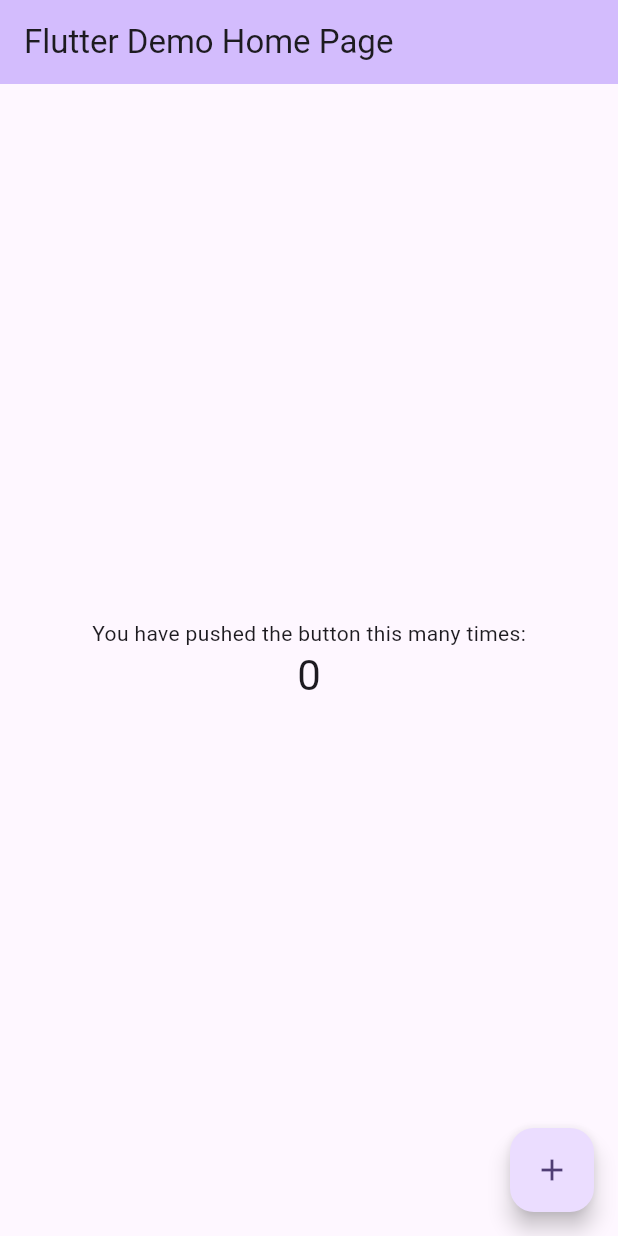
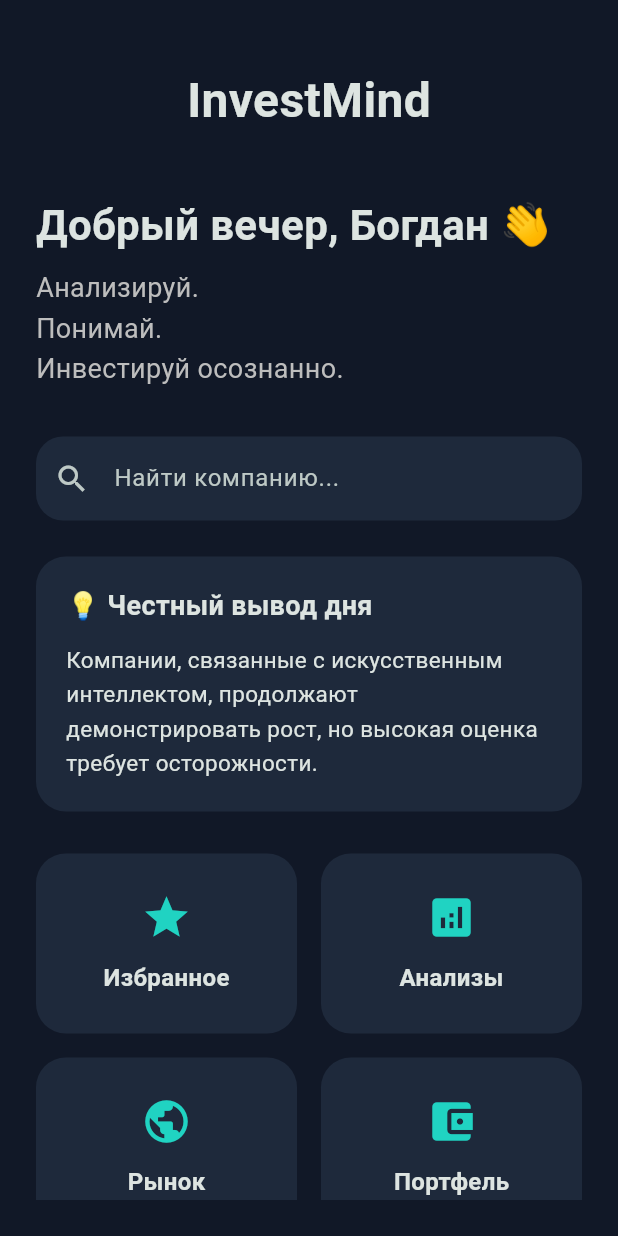
Before and after one commit to bogdanschutskiy72-eng/investmind, a Flutter app: the screen it shows after launch, on a phone screen of 412 x 824 dp. Run offline on Flutter 3.47's test engine with Material 3 defaults, Android fonts, the phone set to English and light mode, and no system bars.

Commit message:
Create new InvestMind home screen

```diff
--- /dev/null
+++ b/lib/app/app.dart
@@ -0,0 +1,23 @@
+import 'package:flutter/material.dart';
+import '../features/home/home_screen.dart';
+
+class InvestMindApp extends StatelessWidget {
+  const InvestMindApp({super.key});
+
+  @override
+  Widget build(BuildContext context) {
+    return MaterialApp(
+      debugShowCheckedModeBanner: false,
+      title: 'InvestMind',
+      theme: ThemeData(
+        brightness: Brightness.dark,
+        scaffoldBackgroundColor: const Color(0xFF111827),
+        colorScheme: ColorScheme.fromSeed(
+          seedColor: const Color(0xFF20D3C2),
+          brightness: Brightness.dark,
+        ),
+      ),
+      home: const HomeScreen(),
+    );
+  }
+}
--- /dev/null
+++ b/lib/features/home/home_screen.dart
@@ -0,0 +1,139 @@
+import 'package:flutter/material.dart';
+import '../../shared/widgets/feature_tile.dart';
+
+class HomeScreen extends StatelessWidget {
+  const HomeScreen({super.key});
+
+  @override
+  Widget build(BuildContext context) {
+    return Scaffold(
+      body: SafeArea(
+        child: Padding(
+          padding: const EdgeInsets.all(24),
+          child: ListView(
+            children: [
+              const SizedBox(height: 20),
+
+              // Логотип / название
+              const Center(
+                child: Text(
+                  'InvestMind',
+                  style: TextStyle(
+                    fontSize: 32,
+                    fontWeight: FontWeight.bold,
+                  ),
+                ),
+              ),
+
+              const SizedBox(height: 40),
+
+              // Приветствие
+              const Text(
+                'Добрый вечер, Богдан 👋',
+                style: TextStyle(
+                  fontSize: 28,
+                  fontWeight: FontWeight.bold,
+                ),
+              ),
+
+              const SizedBox(height: 8),
+
+              Text(
+                'Анализируй.\nПонимай.\nИнвестируй осознанно.',
+                style: TextStyle(
+                  fontSize: 18,
+                  color: Colors.grey.shade400,
+                  height: 1.5,
+                ),
+              ),
+
+              const SizedBox(height: 32),
+
+              // Поиск
+              TextField(
+                decoration: InputDecoration(
+                  hintText: 'Найти компанию...',
+                  prefixIcon: const Icon(Icons.search),
+                  filled: true,
+                  fillColor: const Color(0xFF1E293B),
+                  border: OutlineInputBorder(
+                    borderRadius: BorderRadius.circular(18),
+                    borderSide: BorderSide.none,
+                  ),
+                ),
+              ),
+
+              const SizedBox(height: 24),
+
+              // Карточка дня
+              Container(
+                width: double.infinity,
+                padding: const EdgeInsets.all(20),
+                decoration: BoxDecoration(
+                  color: const Color(0xFF1E293B),
+                  borderRadius: BorderRadius.circular(20),
+                ),
+                child: Column(
+                  crossAxisAlignment: CrossAxisAlignment.start,
+                  children: const [
+                    Text(
+                      '💡 Честный вывод дня',
+                      style: TextStyle(
+                        fontSize: 18,
+                        fontWeight: FontWeight.bold,
+                      ),
+                    ),
+                    SizedBox(height: 12),
+                    Text(
+                      'Компании, связанные с искусственным интеллектом, '
+                      'продолжают демонстрировать рост, но высокая оценка '
+                      'требует осторожности.',
+                      style: TextStyle(
+                        fontSize: 15,
+                        height: 1.5,
+                      ),
+                    ),
+                  ],
+                ),
+              ),
+
+              const SizedBox(height: 28),
+
+              Row(
+                children: const [
+                  FeatureTile(
+                    icon: Icons.star,
+                    title: 'Избранное',
+                  ),
+                  SizedBox(width: 16),
+                  FeatureTile(
+                    icon: Icons.analytics,
+                    title: 'Анализы',
+                  ),
+                ],
+              ),
+
+              const SizedBox(height: 16),
+
+              Row(
+                children: const [
+                  FeatureTile(
+                    icon: Icons.public,
+                    title: 'Рынок',
+                  ),
+                  SizedBox(width: 16),
+                  FeatureTile(
+                    icon: Icons.account_balance_wallet,
+                    title: 'Портфель',
+                  ),
+                ],
+              ),
+
+              const SizedBox(height: 24),
+            ],
+          ),
+        ),
+      ),
+    );
+  }
+}
--- a/lib/main.dart
+++ b/lib/main.dart
@@ -1,122 +1,6 @@
 import 'package:flutter/material.dart';
+import 'app/app.dart';
 
 void main() {
-  runApp(const MyApp());
+  runApp(const InvestMindApp());
 }
-
-class MyApp extends StatelessWidget {
-  const MyApp({super.key});
-
-  // This widget is the root of your application.
-  @override
-  Widget build(BuildContext context) {
-    return MaterialApp(
-      title: 'Flutter Demo',
-      theme: ThemeData(
-        // This is the theme of your application.
-        //
-        // TRY THIS: Try running your application with "flutter run". You'll see
-        // the application has a purple toolbar. Then, without quitting the app,
-        // try changing the seedColor in the colorScheme below to Colors.green
-        // and then invoke "hot reload" (save your changes or press the "hot
-        // reload" button in a Flutter-supported IDE, or press "r" if you used
-        // the command line to start the app).
-        //
-        // Notice that the counter didn't reset back to zero; the application
-        // state is not lost during the reload. To reset the state, use hot
-        // restart instead.
-        //
-        // This works for code too, not just values: Most code changes can be
-        // tested with just a hot reload.
-        colorScheme: .fromSeed(seedColor: Colors.deepPurple),
-      ),
-      home: const MyHomePage(title: 'Flutter Demo Home Page'),
-    );
-  }
-}
-
-class MyHomePage extends StatefulWidget {
-  const MyHomePage({super.key, required this.title});
-
-  // This widget is the home page of your application. It is stateful, meaning
-  // that it has a State object (defined below) that contains fields that affect
-  // how it looks.
-
-  // This class is the configuration for the state. It holds the values (in this
-  // case the title) provided by the parent (in this case the App widget) and
-  // used by the build method of the State. Fields in a Widget subclass are
-  // always marked "final".
-
-  final String title;
-
-  @override
-  State<MyHomePage> createState() => _MyHomePageState();
-}
-
-class _MyHomePageState extends State<MyHomePage> {
-  int _counter = 0;
-
-  void _incrementCounter() {
-    setState(() {
-      // This call to setState tells the Flutter framework that something has
-      // changed in this State, which causes it to rerun the build method below
-      // so that the display can reflect the updated values. If we changed
-      // _counter without calling setState(), then the build method would not be
-      // called again, and so nothing would appear to happen.
-      _counter++;
-    });
-  }
-
-  @override
-  Widget build(BuildContext context) {
-    // This method is rerun every time setState is called, for instance as done
-    // by the _incrementCounter method above.
-    //
-    // The Flutter framework has been optimized to make rerunning build methods
-    // fast, so that you can just rebuild anything that needs updating rather
-    // than having to individually change instances of widgets.
-    return Scaffold(
-      appBar: AppBar(
-        // TRY THIS: Try changing the color here to a specific color (to
-        // Colors.amber, perhaps?) and trigger a hot reload to see the AppBar
-        // change color while the other colors stay the same.
-        backgroundColor: Theme.of(context).colorScheme.inversePrimary,
-        // Here we take the value from the MyHomePage object that was created by
-        // the App.build method, and use it to set our appbar title.
-        title: Text(widget.title),
-      ),
-      body: Center(
-        // Center is a layout widget. It takes a single child and positions it
-        // in the middle of the parent.
-        child: Column(
-          // Column is also a layout widget. It takes a list of children and
-          // arranges them vertically. By default, it sizes itself to fit its
-          // children horizontally, and tries to be as tall as its parent.
-          //
-          // Column has various properties to control how it sizes itself and
-          // how it positions its children. Here we use mainAxisAlignment to
-          // center the children vertically; the main axis here is the vertical
-          // axis because Columns are vertical (the cross axis would be
-          // horizontal).
-          //
-          // TRY THIS: Invoke "debug painting" (choose the "Toggle Debug Paint"
-          // action in the IDE, or press "p" in the console), to see the
-          // wireframe for each widget.
-          mainAxisAlignment: .center,
-          children: [
-            const Text('You have pushed the button this many times:'),
-            Text(
-              '$_counter',
-              style: Theme.of(context).textTheme.headlineMedium,
-            ),
-          ],
-        ),
-      ),
-      floatingActionButton: FloatingActionButton(
-        onPressed: _incrementCounter,
-        tooltip: 'Increment',
-        child: const Icon(Icons.add),
-      ),
-    );
-  }
-}
--- /dev/null
+++ b/lib/shared/widgets/feature_tile.dart
@@ -0,0 +1,49 @@
+import 'package:flutter/material.dart';
+
+class FeatureTile extends StatelessWidget {
+  final IconData icon;
+  final String title;
+  final VoidCallback? onTap;
+
+  const FeatureTile({
+    super.key,
+    required this.icon,
+    required this.title,
+    this.onTap,
+  });
+
+  @override
+  Widget build(BuildContext context) {
+    return Expanded(
+      child: InkWell(
+        onTap: onTap,
+        borderRadius: BorderRadius.circular(20),
+        child: Container(
+          height: 120,
+          decoration: BoxDecoration(
+            color: const Color(0xFF1E293B),
+            borderRadius: BorderRadius.circular(20),
+          ),
+          child: Column(
+            mainAxisAlignment: MainAxisAlignment.center,
+            children: [
+              Icon(
+                icon,
+                size: 34,
+                color: const Color(0xFF20D3C2),
+              ),
+              const SizedBox(height: 12),
+              Text(
+                title,
+                style: const TextStyle(
+                  fontSize: 16,
+                  fontWeight: FontWeight.w600,
+                ),
+              ),
+            ],
+          ),
+        ),
+      ),
+    );
+  }
+}
```
Also changed, not shown: 1 other file.
